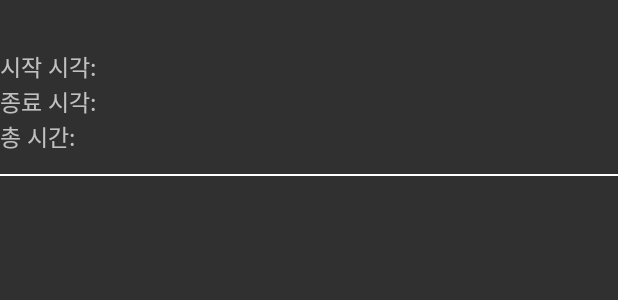
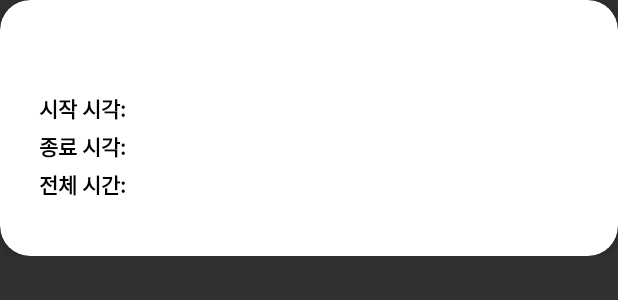
Before and after one commit to Nooroong/PetPrint, an Android app: the layout item_view.xml on its own in the app's theme, with its tools: preview values and no code run, on a phone screen of 412 x 824 dp. Shown: the top 300 px of the screen. Run offline under Robolectric (Android 15) with nearby library versions, the phone set to English and light mode, and no system bars.

Commit message:
recyclerView 수정

```diff
--- a/app/src/main/res/layout/activity_walking_record.xml
+++ b/app/src/main/res/layout/activity_walking_record.xml
@@ -19,7 +19,6 @@
     <androidx.recyclerview.widget.RecyclerView
         android:id="@+id/recycler_view"
         android:layout_width="match_parent"
-        android:layout_height="wrap_content"
-        android:padding="10dp" />
+        android:layout_height="wrap_content" />
 
 </LinearLayout>
--- a/app/src/main/res/layout/item_view.xml
+++ b/app/src/main/res/layout/item_view.xml
@@ -1,44 +1,110 @@
 <?xml version="1.0" encoding="utf-8"?>
 <LinearLayout xmlns:android="http://schemas.android.com/apk/res/android"
+    xmlns:card_view="http://schemas.android.com/apk/res-auto"
     android:layout_width="match_parent"
     android:layout_height="wrap_content"
     android:orientation="vertical">
+
+    <androidx.cardview.widget.CardView
+        android:id="@+id/card_view"
+        android:layout_width="match_parent"
+        android:layout_height="wrap_content"
+        card_view:cardBackgroundColor="#ffffff"
+        card_view:cardCornerRadius="20dp"
+        card_view:cardElevation="4dp">
+
+        <LinearLayout
+            android:layout_width="wrap_content"
+            android:layout_height="wrap_content"
+            android:layout_marginLeft="26dp"
+            android:layout_marginTop="20dp"
+            android:layout_marginBottom="40dp"
+            android:orientation="vertical">
+
+            <LinearLayout
+                android:layout_width="match_parent"
+                android:layout_height="wrap_content"
+                android:orientation="horizontal">
 
                 <TextView
                     android:id="@+id/walking_date"
                     android:layout_width="wrap_content"
                     android:layout_height="wrap_content"
-        android:textSize="20dp"
-        android:layout_marginBottom="5dp"
+                    android:layout_marginTop="7dp"
+                    android:textColor="#000000"
+                    android:textSize="20dp" />
+            </LinearLayout>
+
+            <LinearLayout
+                android:layout_width="match_parent"
+                android:layout_height="25dp"
+                android:orientation="horizontal">
+
+                <TextView
+                    android:layout_width="60dp"
+                    android:layout_height="20dp"
+
+                    android:layout_marginTop="7dp"
+                    android:text="시작 시각: "
+                    android:textColor="#000000"
+                    android:textSize="14dp"
                     android:textStyle="bold" />
 
                 <TextView
                     android:id="@+id/start_time"
-        android:layout_width="wrap_content"
-        android:layout_height="wrap_content"
-        android:text="시작 시각: "
-        android:textSize="15dp" />
+                    android:layout_width="290dp"
+                    android:layout_height="20dp"
+                    android:layout_marginTop="7dp"
+                    android:textColor="#000000" />
+            </LinearLayout>
+
+            <LinearLayout
+                android:layout_width="match_parent"
+                android:layout_height="25dp"
+                android:orientation="horizontal">
+
+                <TextView
+                    android:layout_width="60dp"
+                    android:layout_height="20dp"
+                    android:layout_marginTop="7dp"
+                    android:text="종료 시각: "
+                    android:textColor="#000000"
+                    android:textSize="14dp"
+                    android:textStyle="bold" />
 
                 <TextView
                     android:id="@+id/end_time"
-        android:layout_width="wrap_content"
-        android:layout_height="wrap_content"
-        android:text="종료 시각: "
-        android:textSize="15dp" />
+                    android:layout_width="290dp"
+                    android:layout_height="20dp"
+                    android:layout_marginTop="7dp"
+                    android:textColor="#000000" />
+            </LinearLayout>
+
+
+            <LinearLayout
+                android:layout_width="match_parent"
+                android:layout_height="25dp"
+                android:orientation="horizontal">
+
+                <TextView
+                    android:layout_width="60dp"
+                    android:layout_height="20dp"
+                    android:layout_marginTop="7dp"
+                    android:layout_marginBottom="25dp"
+                    android:text="전체 시간: "
+                    android:textColor="#000000"
+                    android:textSize="14dp"
+                    android:textStyle="bold" />
 
                 <TextView
                     android:id="@+id/whole_time"
-        android:layout_width="wrap_content"
-        android:layout_height="wrap_content"
-        android:text="총 시간: "
-        android:textSize="15dp" />
-
-    <TextView
-        android:layout_width="match_parent"
-        android:layout_height="1dp"
-        android:layout_marginTop="13dp"
-        android:layout_marginBottom="13dp"
-        android:background="#ffffff" />
+                    android:layout_width="290dp"
+                    android:layout_height="20dp"
+                    android:layout_marginTop="7dp"
+                    android:textColor="#000000" />
+            </LinearLayout>
 
 
         </LinearLayout>
+    </androidx.cardview.widget.CardView>
+</LinearLayout>
```
Lines whose indentation alone changed are shown as unchanged.
